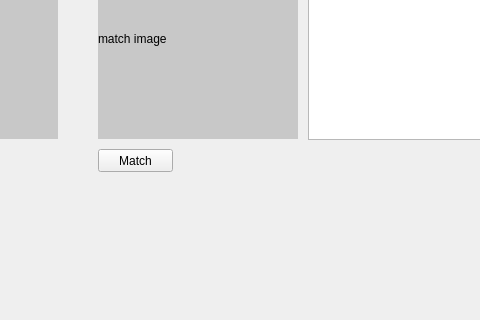
Above: MarleenDetector/src/marleendetector/gui/match_app/match-app.ui from nagyistoce/marleendetector before the change; both pictures show x 152 to 632 and y 91 to 411 of the 800 by 600 pixel window. Below: the same form after it.
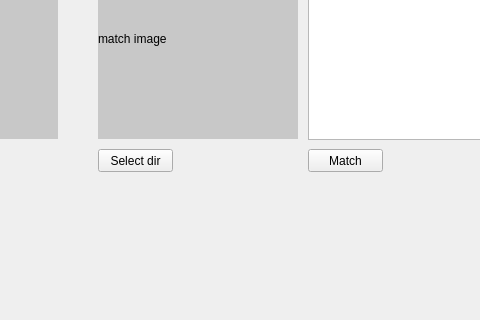
That is the form after the change.

Commit message: Enhanced GUI's

What changed in the file:
```diff
--- a/MarleenDetector/src/marleendetector/gui/match_app/match-app.ui
+++ b/MarleenDetector/src/marleendetector/gui/match_app/match-app.ui
@@ -93,7 +93,7 @@
    <widget class="QPushButton" name="matchButton" >
     <property name="geometry" >
      <rect>
-      <x>250</x>
+      <x>460</x>
       <y>240</y>
       <width>75</width>
       <height>23</height>
@@ -126,6 +126,19 @@
      <string>Log</string>
     </property>
    </widget>
+   <widget class="QPushButton" name="selectDirButton" >
+    <property name="geometry" >
+     <rect>
+      <x>250</x>
+      <y>240</y>
+      <width>75</width>
+      <height>23</height>
+     </rect>
+    </property>
+    <property name="text" >
+     <string>Select dir</string>
+    </property>
+   </widget>
   </widget>
   <widget class="QMenuBar" name="menubar" >
    <property name="geometry" >
```
The commit also changes 3 other files.
